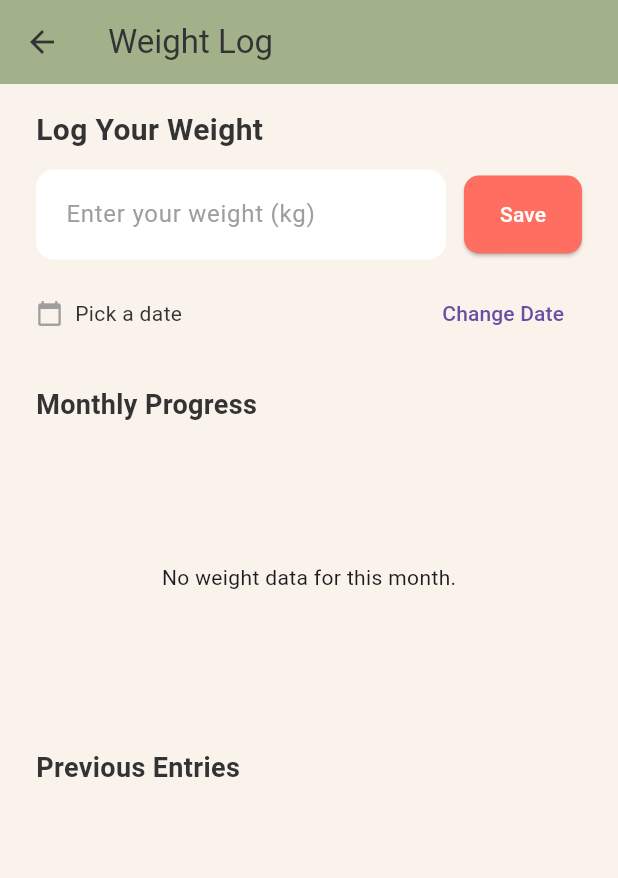
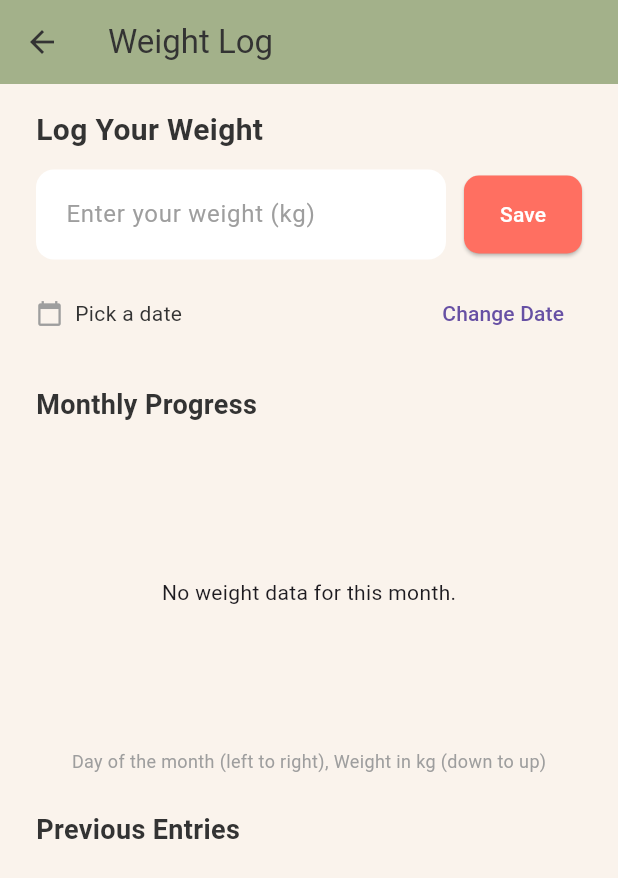
Before and after one commit to SwanAG12/oncoTrack, a Flutter app: the WeightLogPage screen opened directly, after a tap on "Save", on a phone screen of 412 x 824 dp. Shown: the top 878 px of the screen. Run offline on Flutter 3.47's test engine with Material 3 defaults, Android fonts, the phone set to English and light mode, and no system bars; our stand-ins replace cloud_firestore, firebase_auth, firebase_core, fl_chart, intl_phone_field, supabase_flutter and 1 more; accounts and stored records are empty; Roboto replaces fonts that are missing (Schyler); project files that could hold a hidden picture were left out.

Commit message:
Made changes to weight log

```diff
--- a/lib/pages/weight_log.dart
+++ b/lib/pages/weight_log.dart
@@ -4,12 +4,12 @@ import 'package:firebase_auth/firebase_auth.dart';
 import 'package:intl/intl.dart';
 import 'package:fl_chart/fl_chart.dart';
 
-
 const Color primaryColor = Color(0xFFA8D5BA);
 const Color accentColor = Color(0xFFFF6F61);
 const Color bgColor = Color(0xFFFAF3EC);
 const Color textColor = Color(0xFF333333);
 final GlobalKey weightChartKey = GlobalKey();
+
 class WeightLogPage extends StatefulWidget {
   const WeightLogPage({super.key});
 
@@ -47,7 +47,7 @@ class _WeightLogPageState extends State<WeightLogPage> {
         .map((doc) => {'id': doc.id, ...doc.data()})
         .toList();
 
-    if(!mounted) return;
+    if (!mounted) return;
     setState(() {
       weightEntries = entries.cast<Map<String, dynamic>>();
     });
@@ -60,23 +60,43 @@ class _WeightLogPageState extends State<WeightLogPage> {
   if (user == null || _weightController.text.isEmpty) return;
 
   final weight = double.tryParse(_weightController.text);
-    if (weight == null) return;
+  if (weight == null || weight <= 0) {
+    ScaffoldMessenger.of(context).showSnackBar(
+      const SnackBar(
+        content: Text('Please enter a valid weight greater than 0.'),
+        backgroundColor: Colors.red,
+        duration: Duration(seconds: 2),
+      ),
+    );
+    return;
+  }
 
   final dateToSave = _selectedDate ?? DateTime.now();
+  final formattedDay = DateFormat('yyyy-MM-dd').format(dateToSave);
 
-    await _firestore
+  final weightLogRef = _firestore
       .collection('patients')
       .doc(user.uid)
-        .collection('weight_logs')
-        .add({
-      'weight': weight,
-      'date': dateToSave,
-    });
+      .collection('weight_logs');
+
+  final existing = await weightLogRef
+      .where('date', isGreaterThanOrEqualTo: DateTime(dateToSave.year, dateToSave.month, dateToSave.day))
+      .where('date', isLessThan: DateTime(dateToSave.year, dateToSave.month, dateToSave.day + 1))
+      .get();
+
+  if (existing.docs.isNotEmpty) {
+    for (final doc in existing.docs) {
+      await doc.reference.delete();
+    }
+  }
+
+  await weightLogRef.add({'weight': weight, 'date': dateToSave});
 
   _weightController.clear();
   _selectedDate = null;
   _loadWeightEntries();
 }
+
 
   Future<void> _deleteEntry(String id) async {
     final user = _auth.currentUser;
@@ -101,7 +121,7 @@ class _WeightLogPageState extends State<WeightLogPage> {
     }).toList();
 
     if (currentMonthEntries.length < 2) {
-    if(!mounted) return;
+      if (!mounted) return;
       setState(() => showWarning = false);
       return;
     }
@@ -111,13 +131,12 @@ class _WeightLogPageState extends State<WeightLogPage> {
     final minWeight = weights.reduce((a, b) => a < b ? a : b);
 
     if ((maxWeight - minWeight) >= 5) {
-    if(!mounted) return;
+      if (!mounted) return;
       setState(() => showWarning = true);
     } else {
       setState(() => showWarning = false);
     }
   }
-
 
   Widget _buildWeightChart() {
     final now = DateTime.now();
@@ -133,9 +152,9 @@ class _WeightLogPageState extends State<WeightLogPage> {
       return dateA.compareTo(dateB);
     });
 
-    final spots = monthlyEntries.asMap().entries.map((entry) {
-      final date = (entry.value['date'] as Timestamp).toDate();
-      final weight = entry.value['weight'] as double;
+    final spots = monthlyEntries.map((entry) {
+      final date = (entry['date'] as Timestamp).toDate();
+      final weight = entry['weight'] as double;
       return FlSpot(date.day.toDouble(), weight);
     }).toList();
 
@@ -154,14 +173,16 @@ class _WeightLogPageState extends State<WeightLogPage> {
                 sideTitles: SideTitles(
                   showTitles: true,
                   interval: 5,
-                getTitlesWidget: (value, _) => Text(value.toInt().toString()),
+                  getTitlesWidget: (value, _) =>
+                      Text(value.toInt().toString()),
                 ),
               ),
               leftTitles: AxisTitles(
                 sideTitles: SideTitles(
                   showTitles: true,
                   reservedSize: 40,
-                getTitlesWidget: (value, _) => Text(value.toStringAsFixed(1)),
+                  getTitlesWidget: (value, _) =>
+                      Text(value.toStringAsFixed(1)),
                 ),
               ),
             ),
@@ -192,7 +213,8 @@ class _WeightLogPageState extends State<WeightLogPage> {
         foregroundColor: textColor,
         elevation: 0,
       ),
-      body: Padding(
+      body: SafeArea(
+        child: SingleChildScrollView(
           padding: const EdgeInsets.symmetric(horizontal: 24.0, vertical: 16.0),
           child: Column(
             crossAxisAlignment: CrossAxisAlignment.start,
@@ -212,7 +234,8 @@ class _WeightLogPageState extends State<WeightLogPage> {
                       Expanded(
                         child: Text(
                           'You have lost more than 5kg in the last month. Please consult your doctor.',
-                        style: TextStyle(color: Colors.red, fontWeight: FontWeight.bold),
+                          style: TextStyle(
+                              color: Colors.red, fontWeight: FontWeight.bold),
                         ),
                       ),
                     ],
@@ -220,11 +243,12 @@ class _WeightLogPageState extends State<WeightLogPage> {
                 ),
               const Text(
                 "Log Your Weight",
-              style: TextStyle(fontSize: 20, fontWeight: FontWeight.bold, color: textColor),
+                style: TextStyle(
+                    fontSize: 20,
+                    fontWeight: FontWeight.bold,
+                    color: textColor),
               ),
               const SizedBox(height: 12),
-
-            // Weight input + save
               Row(
                 children: [
                   Expanded(
@@ -240,7 +264,8 @@ class _WeightLogPageState extends State<WeightLogPage> {
                           borderRadius: BorderRadius.circular(12),
                           borderSide: BorderSide.none,
                         ),
-                      contentPadding: const EdgeInsets.symmetric(vertical: 18, horizontal: 16),
+                        contentPadding: const EdgeInsets.symmetric(
+                            vertical: 18, horizontal: 16),
                       ),
                     ),
                   ),
@@ -253,18 +278,18 @@ class _WeightLogPageState extends State<WeightLogPage> {
                       shape: RoundedRectangleBorder(
                         borderRadius: BorderRadius.circular(10),
                       ),
-                    padding: const EdgeInsets.symmetric(horizontal: 24, vertical: 16),
+                      padding: const EdgeInsets.symmetric(
+                          horizontal: 24, vertical: 16),
                     ),
                     child: const Text('Save'),
                   ),
                 ],
               ),
               const SizedBox(height: 12),
-
-            // Date picker row
               Row(
                 children: [
-                const Icon(Icons.calendar_today, size: 18, color: Colors.grey),
+                  const Icon(Icons.calendar_today,
+                      size: 18, color: Colors.grey),
                   const SizedBox(width: 8),
                   Text(
                     _selectedDate != null
@@ -282,7 +307,7 @@ class _WeightLogPageState extends State<WeightLogPage> {
                         lastDate: DateTime.now(),
                       );
                       if (picked != null) {
-                      if(!mounted) return;
+                        if (!mounted) return;
                         setState(() {
                           _selectedDate = picked;
                         });
@@ -292,27 +317,41 @@ class _WeightLogPageState extends State<WeightLogPage> {
                   ),
                 ],
               ),
-
               const SizedBox(height: 24),
               const Text(
                 'Monthly Progress',
-              style: TextStyle(fontSize: 18, fontWeight: FontWeight.bold, color: textColor),
+                style: TextStyle(
+                    fontSize: 18,
+                    fontWeight: FontWeight.bold,
+                    color: textColor),
               ),
               const SizedBox(height: 12),
-            SizedBox(height: 180, child: _buildWeightChart()),
+              SizedBox(height: 200, child: _buildWeightChart()),
+              const SizedBox(height: 4),
+              const Center(
+                child: Text(
+                  "Day of the month (left to right), Weight in kg (down to up)",
+                  style: TextStyle(color: Colors.grey, fontSize: 12),
+                ),
+              ),
               const SizedBox(height: 24),
               const Text(
                 'Previous Entries',
-              style: TextStyle(fontSize: 18, fontWeight: FontWeight.bold, color: textColor),
+                style: TextStyle(
+                    fontSize: 18,
+                    fontWeight: FontWeight.bold,
+                    color: textColor),
               ),
               const SizedBox(height: 12),
-            Expanded(
-              child: ListView.builder(
+              ListView.builder(
+                shrinkWrap: true,
+                physics: const NeverScrollableScrollPhysics(),
                 itemCount: weightEntries.length,
                 itemBuilder: (context, index) {
                   final entry = weightEntries[index];
                   final date = (entry['date'] as Timestamp).toDate();
-                  final formattedDate = DateFormat('MMM dd, yyyy').format(date);
+                  final formattedDate =
+                      DateFormat('MMM dd, yyyy').format(date);
 
                   return Container(
                     margin: const EdgeInsets.only(bottom: 12),
@@ -335,8 +374,10 @@ class _WeightLogPageState extends State<WeightLogPage> {
                           crossAxisAlignment: CrossAxisAlignment.start,
                           children: [
                             Text('${entry['weight']} kg',
-                                style: const TextStyle(fontSize: 16, color: textColor)),
-                            Text(formattedDate, style: const TextStyle(color: Colors.grey)),
+                                style: const TextStyle(
+                                    fontSize: 16, color: textColor)),
+                            Text(formattedDate,
+                                style: const TextStyle(color: Colors.grey)),
                           ],
                         ),
                         IconButton(
@@ -348,8 +389,8 @@ class _WeightLogPageState extends State<WeightLogPage> {
                   );
                 },
               ),
+            ],
           ),
-          ],
         ),
       ),
     );
```
Lines whose indentation alone changed are shown as unchanged.
